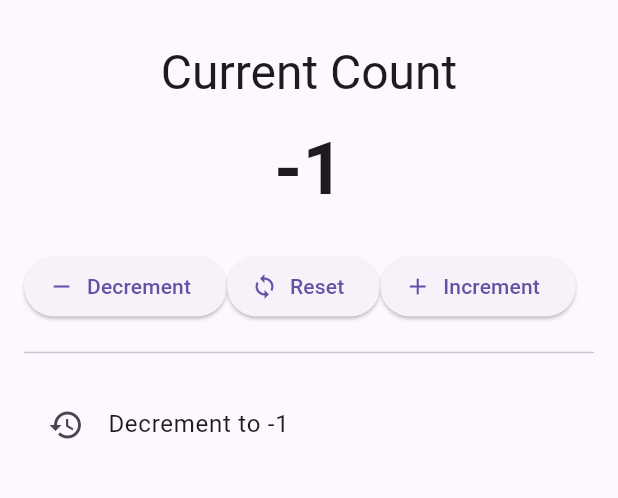
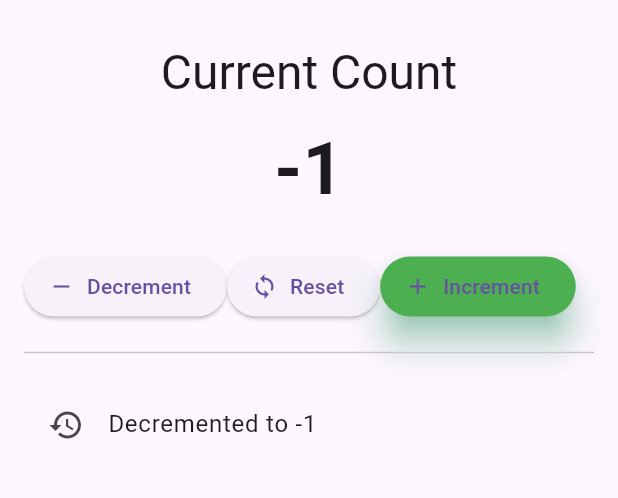
Before and after one commit to wathonekyaw/provider-counter, a Flutter app: the screen it shows after launch, after a tap on "Decrement", on a phone screen of 412 x 824 dp, the part 66-564 px from its top. Run offline on Flutter 3.47's test engine with Material 3 defaults, Android fonts, the phone set to English and light mode, and no system bars; our stand-ins replace shared_preferences.

Commit message:
add style

```diff
--- a/lib/providers/counter_provider.dart
+++ b/lib/providers/counter_provider.dart
@@ -1,4 +1,6 @@
 import 'package:flutter/material.dart';
+import 'package:shared_preferences/shared_preferences.dart';
+import 'dart:convert';
 
 class CounterProvider extends ChangeNotifier {
   int _count = 0;
@@ -7,21 +9,41 @@ class CounterProvider extends ChangeNotifier {
   int get count => _count;
   List<String> get history => _history;
 
+  CounterProvider() {
+    _loadCounter();
+  }
+
+  void _loadCounter() async {
+    final prefs = await SharedPreferences.getInstance();
+    _count = prefs.getInt('count') ?? 0;
+    _history = (prefs.getStringList('history') ?? []);
+    notifyListeners();
+  }
+
+  void _saveData() async {
+    final prefs = await SharedPreferences.getInstance();
+    await prefs.setInt('count', _count);
+    await prefs.setStringList('history', _history);
+  }
+
   void increment() {
     _count++;
     _history.add("Incremented to $_count");
+    _saveData();
     notifyListeners();
   }
 
   void decrement() {
     _count--;
-    _history.add("Decrement to $_count");
+    _history.add("Decremented to $_count");
+    _saveData();
     notifyListeners();
   }
 
   void reset() {
     _count = 0;
-    _history.add("Reset to 0 ");
+    _history.add("Reset to 0");
+    _saveData();
     notifyListeners();
   }
 }
--- a/lib/providers/theme_provider.dart
+++ b/lib/providers/theme_provider.dart
@@ -1,4 +1,5 @@
 import 'package:flutter/material.dart';
+import 'package:shared_preferences/shared_preferences.dart';
 
 class ThemeProvider extends ChangeNotifier {
   bool _isDark = false;
@@ -7,8 +8,20 @@ class ThemeProvider extends ChangeNotifier {
 
   ThemeMode get currentTheme => _isDark ? ThemeMode.dark : ThemeMode.light;
 
-  void toggleTheme() {
+  ThemeProvider() {
+    _loadTheme();
+  }
+  void _loadTheme() async {
+    final prefs = await SharedPreferences.getInstance();
+    _isDark = prefs.getBool('isDark') ?? false;
+    notifyListeners();
+  }
+
+  void toggleTheme() async {
     _isDark = !_isDark;
+
+    final prefs = await SharedPreferences.getInstance();
+    await prefs.setBool('isDark', _isDark);
     notifyListeners();
   }
 }
--- a/lib/widgets/counter_buttons.dart
+++ b/lib/widgets/counter_buttons.dart
@@ -23,6 +23,11 @@ class CounterButtons extends StatelessWidget {
           onPressed: counter.increment,
           label: Text('Increment'),
           icon: Icon(Icons.add),
+          style: ElevatedButton.styleFrom(
+            backgroundColor: Colors.green,
+            shadowColor: Colors.greenAccent,
+            elevation: 10,
+          ),
         ),
       ],
     );
--- a/lib/widgets/counter_display.dart
+++ b/lib/widgets/counter_display.dart
@@ -13,7 +13,16 @@ class CounterDisplay extends StatelessWidget {
         Text('Current Count', style: Theme.of(context).textTheme.headlineLarge),
         SizedBox(height: 10),
 
-        Text('$count', style: TextStyle(fontSize: 48, fontWeight: FontWeight.bold)),
+        AnimatedSwitcher(
+          duration: Duration(milliseconds: 300),
+
+          transitionBuilder: (child, animation) => ScaleTransition(scale: animation, child: child),
+          child: Text(
+            '$count',
+            key: ValueKey(count),
+            style: TextStyle(fontSize: 48, fontWeight: FontWeight.bold),
+          ),
+        ),
       ],
     );
   }
--- a/lib/widgets/history_list.dart
+++ b/lib/widgets/history_list.dart
@@ -15,7 +15,13 @@ class HistoryList extends StatelessWidget {
 
       itemBuilder: (context, index) {
         final item = history[history.length - 1 - index];
-        return ListTile(leading: Icon(Icons.history), title: Text(item));
+        return TweenAnimationBuilder<double>(
+          tween: Tween(begin: 0, end: 1),
+
+          duration: Duration(milliseconds: 300 + index * 60),
+          builder: (context, opacity, child) => Opacity(opacity: opacity, child: child),
+          child: ListTile(leading: Icon(Icons.history), title: Text(item)),
+        );
       },
     );
   }
--- a/pubspec.yaml
+++ b/pubspec.yaml
@@ -39,6 +39,7 @@ dev_dependencies:
   flutter_test:
     sdk: flutter
   provider: ^6.1.0
+  shared_preferences: ^2.2.2
 
   # The "flutter_lints" package below contains a set of recommended lints to
   # encourage good coding practices. The lint set provided by the package is
```
Also changed, not shown: pubspec.lock, 1 other file.
